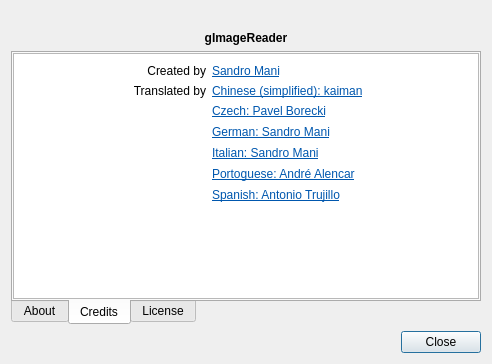
First picture: the form in qt/data/AboutDialog.ui, repository manisandro/gImageReader, before the edit.
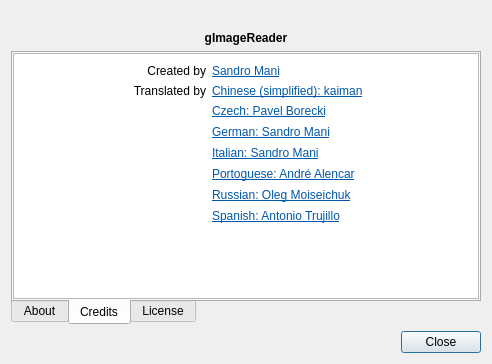
Second picture: the form after the edit. The open tabs and pages were chosen to show the change. Icons and pictures are not drawn.

Commit message: Add russian translation

```diff
--- a/qt/data/AboutDialog.ui
+++ b/qt/data/AboutDialog.ui
@@ -116,6 +116,10 @@
 &lt;tr&gt;
 &lt;td&gt;&lt;/td&gt;
 &lt;td&gt;
+&lt;p style=&quot; margin-top:12px; margin-bottom:12px; margin-left:0px; margin-right:0px; -qt-block-indent:0; text-indent:0px;&quot;&gt;&lt;a href=&quot;mailto:berroll@mail.ru&quot;&gt;&lt;span style=&quot; font-size:9pt; text-decoration: underline; color:#0057ae;&quot;&gt;Russian: Oleg Moiseichuk&lt;/span&gt;&lt;/a&gt;&lt;/p&gt;&lt;/td&gt;&lt;/tr&gt;
+&lt;tr&gt;
+&lt;td&gt;&lt;/td&gt;
+&lt;td&gt;
 &lt;p style=&quot; margin-top:12px; margin-bottom:12px; margin-left:0px; margin-right:0px; -qt-block-indent:0; text-indent:0px;&quot;&gt;&lt;a href=&quot;mailto:lunatc@gmail.com&quot;&gt;&lt;span style=&quot; font-size:9pt; text-decoration: underline; color:#0057ae;&quot;&gt;Spanish: Antonio Trujillo&lt;/span&gt;&lt;/a&gt;&lt;/p&gt;&lt;/td&gt;&lt;/tr&gt;&lt;/table&gt;&lt;/body&gt;&lt;/html&gt;</string>
          </property>
         </widget>
```
Left out of the diff: 33 changed lines with no effect on the pictures. The commit also changes 3 other files.
